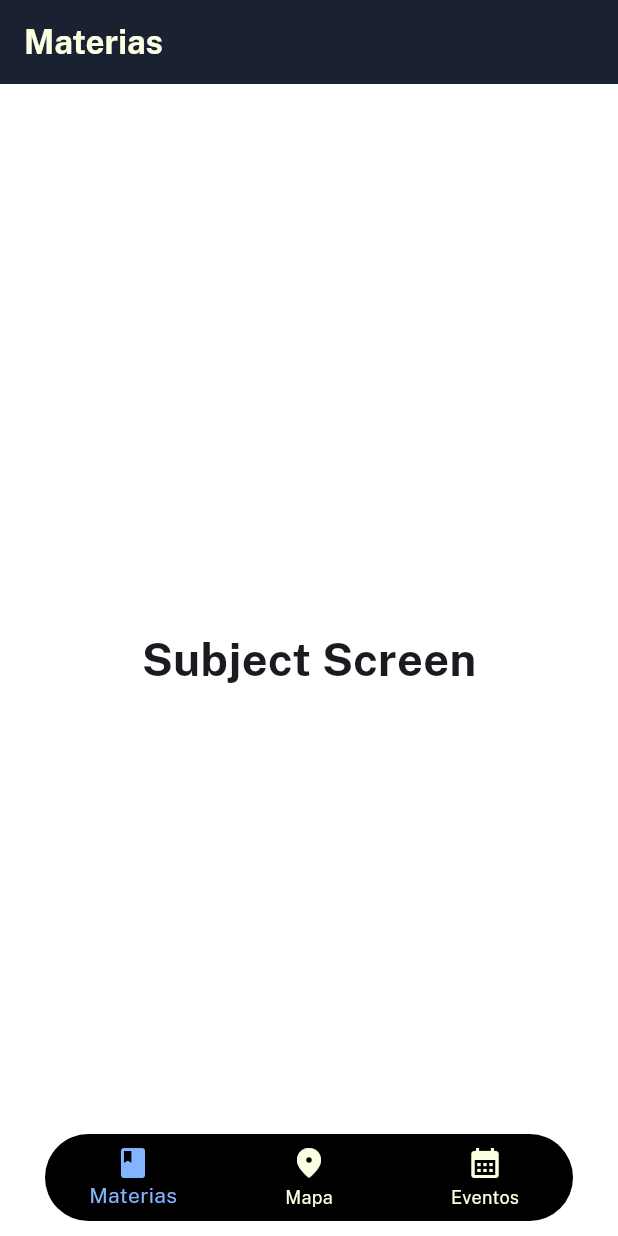
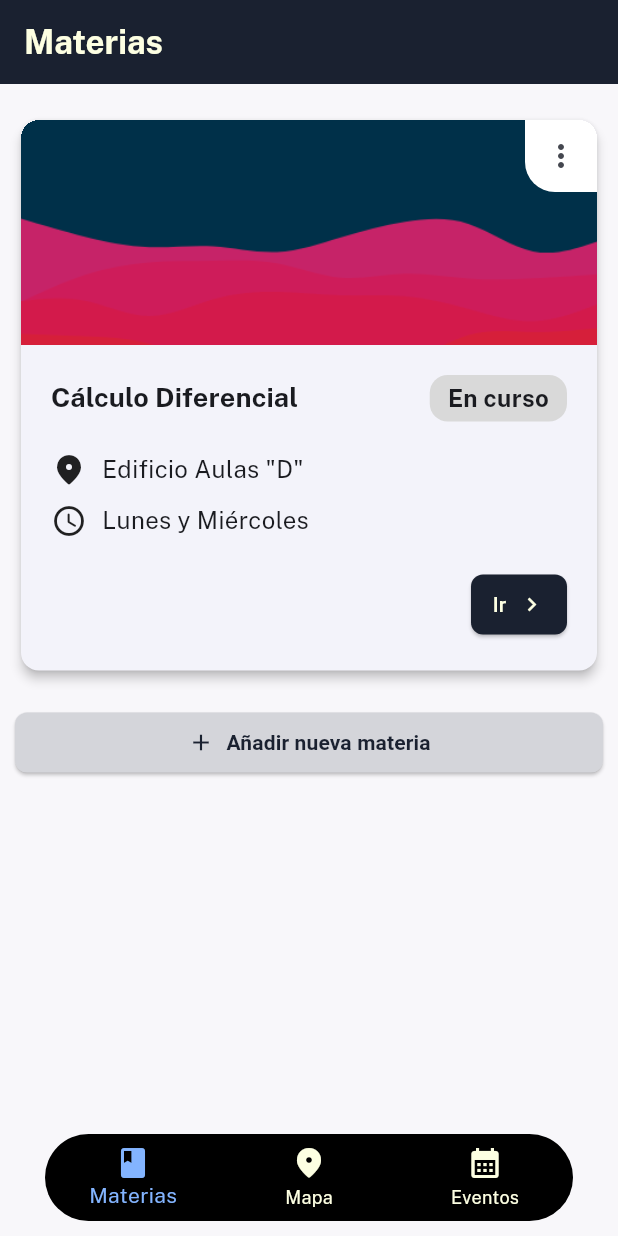
Before and after one commit to UCA-Walkmate/uca-walkmate, a Flutter app: the HomeScreen screen opened by its route, on a phone screen of 412 x 824 dp. Run offline on Flutter 3.47's test engine with Material 3 defaults, Android fonts, the phone set to English and light mode, and no system bars; our stand-ins replace dio, flutter_dotenv, flutter_map, flutter_riverpod, formz, go_router and 3 more; accounts and stored records are empty.

Commit message:
feat: Added subject card

```diff
--- a/uca_walkmate/lib/presentation/screens/subject/subjects_screen.dart
+++ b/uca_walkmate/lib/presentation/screens/subject/subjects_screen.dart
@@ -1,4 +1,5 @@
 import 'package:flutter/material.dart';
+import 'package:uca_walkmate/presentation/widgets/subjects/subject_card.dart';
 
 class SubjectsScreen extends StatelessWidget {
   static const String routeName = 'subject';
@@ -6,21 +7,49 @@ class SubjectsScreen extends StatelessWidget {
 
   @override
   Widget build(BuildContext context) {
-    return Stack(
-      children: [
-        Container(
-          color: Colors.white,
-          child: const Center(
-            child: Text(
-              'Subject Screen',
-              style: TextStyle(
-                fontSize: 30,
-                fontWeight: FontWeight.bold,
+    return const Padding(
+      padding: EdgeInsets.symmetric(horizontal: 10, vertical: 20),
+      child: _SubjectsView()
+    );
+
+  }
+}
+
+class _SubjectsView extends StatelessWidget {
+  const _SubjectsView();
+
+  @override
+  Widget build(BuildContext context) {
+    final colors = Theme.of(context).colorScheme;
+
+    return SingleChildScrollView(
+      child: Column(
+        children: [
+          // TODO: Implementar el listado de materias
+          const SubjectCard(),
+
+          const SizedBox(height: 20),
+
+          SizedBox(
+            width: double.infinity,
+            child: ElevatedButton.icon(
+                icon: Icon(Icons.add, color: colors.primary),
+                style: ElevatedButton.styleFrom(
+                  backgroundColor: const Color(0xFFD4D5DA),
+                  padding: const EdgeInsets.symmetric(horizontal: 10),
+                  shape: RoundedRectangleBorder(
+                  borderRadius: BorderRadius.circular(8.0),
+                ),
               ),
+              onPressed: () {
+
+              },
+              label: Text('Añadir nueva materia', style: TextStyle(color: colors.primary, fontWeight: FontWeight.w700),),
             ),
-          ),
-        ),
-      ],
+          )
+
+        ],
+      ),
     );
   }
 }
--- /dev/null
+++ b/uca_walkmate/lib/presentation/widgets/shared/badge_widget.dart
@@ -0,0 +1,22 @@
+import 'package:flutter/material.dart';
+
+class BadgeComponent extends StatelessWidget {
+  const BadgeComponent({super.key});
+
+  @override
+  Widget build(BuildContext context) {
+    final textTheme = Theme.of(context).textTheme;
+
+    return Container(
+      padding: const EdgeInsets.symmetric(horizontal: 12.0, vertical: 4.0),
+      decoration: BoxDecoration(
+        color: const Color(0xFFD9D9D9), // Light grey background color
+        borderRadius: BorderRadius.circular(12.0), // Rounded corners
+      ),
+      child: Text(
+        'En curso',
+        style: textTheme.bodyMedium?.copyWith(fontWeight: FontWeight.bold),
+      ),
+    );
+  }
+}
--- /dev/null
+++ b/uca_walkmate/lib/presentation/widgets/subjects/subject_card.dart
@@ -0,0 +1,105 @@
+import 'package:flutter/material.dart';
+import 'package:uca_walkmate/presentation/widgets/shared/badge_widget.dart';
+
+class SubjectCard extends StatelessWidget {
+  const SubjectCard({super.key});
+
+  @override
+  Widget build(BuildContext context) {
+    final colors = Theme.of(context).colorScheme;
+
+    return Card(
+      clipBehavior: Clip.hardEdge,
+      elevation: 3.0,
+      child: Column(
+        children: [
+          Stack(
+            children: [
+
+              SizedBox(
+                width: double.infinity,
+                height: 150,
+                child: Image.asset(
+                  'assets/images/card_image-1.jpg',
+                  fit: BoxFit.cover,
+                ),
+              ),
+
+              Align(
+                alignment: Alignment.topRight,
+                child: Container(
+                  decoration: const BoxDecoration(
+                    color: Colors.white,
+                    borderRadius: BorderRadius.only(bottomLeft: Radius.circular(20))
+                  ),
+                  child: IconButton(
+                    icon: const Icon(Icons.more_vert),
+                    onPressed: () {},
+                  ),
+                )
+              ),
+            ],
+          ),
+
+          Padding(
+            padding: const EdgeInsets.all(20),
+            child: Column(
+              children: [
+                Row(
+                  mainAxisAlignment: MainAxisAlignment.spaceBetween,
+                  children: [
+                    Text('Cálculo Diferencial', style: Theme.of(context).textTheme.titleSmall),
+                    const BadgeComponent(),
+                  ],
+                ),
+
+                const SizedBox(height: 20),
+
+                Row(
+                  children: [
+                    const Icon(Icons.location_on_rounded),
+                    const SizedBox(width: 10),
+                    Text('Edificio Aulas "D"', style: Theme.of(context).textTheme.bodyMedium),
+                  ],
+                ),
+
+                const SizedBox(height: 10),
+
+                Row(
+                  children: [
+                    const Icon(Icons.access_time_rounded),
+                    const SizedBox(width: 10),
+                    Text('Lunes y Miércoles', style: Theme.of(context).textTheme.bodyMedium),
+                  ],
+                ),
+
+                const SizedBox(height: 20),
+
+                Container(
+                  alignment: Alignment.centerRight,
+                  child: ElevatedButton.icon(
+                    icon: Icon(Icons.chevron_right, color: colors.tertiary),
+                    iconAlignment: IconAlignment.end,
+                    style: ElevatedButton.styleFrom(
+                      backgroundColor: colors.primary,
+                      padding: const EdgeInsets.symmetric(horizontal: 10),
+                      shape: RoundedRectangleBorder(
+                        borderRadius: BorderRadius.circular(8.0),
+                      ),
+                    ),
+                    onPressed: () {
+
+                    },
+                    label: Text('Ir', style: TextStyle(color: colors.tertiary),),
+                  ),
+                )
+
+              ],
+            ),
+          ),
+
+        ]
+      ),
+    );
+  }
+}
```
